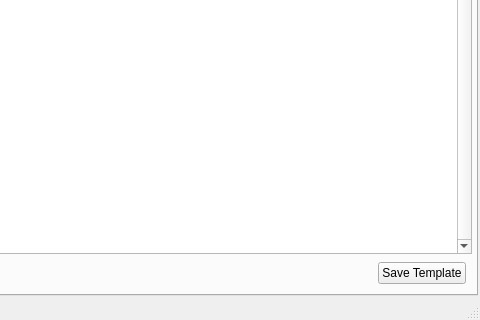
Before: the Qt Designer form mainwindow.ui in BlueQuartzSoftware/MetaForge, drawn with Qt 5; both pictures show x 899 to 1379 and y 366 to 686 of the 1379 by 686 pixel window.
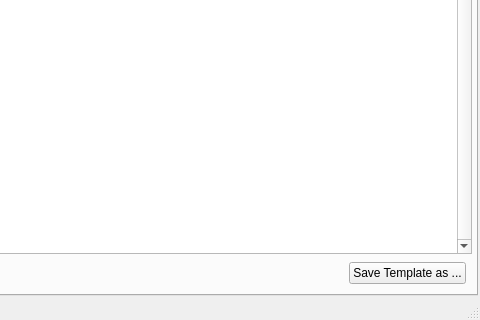
After: the same form once the commit is applied. The open tabs and pages were chosen to show the change.

Commit message: Created Custom input no longers blocks on the use template side Templates on the new template side can be restored by restored template from regular ez files Help now opens up bluequartz.net

What changed in the file:
```diff
--- a/mainwindow.ui
+++ b/mainwindow.ui
@@ -344,7 +344,7 @@
               <item>
                <widget class="QPushButton" name="saveTemplateButton">
                 <property name="text">
-                 <string>Save Template</string>
+                 <string>Save Template as ...</string>
                 </property>
                </widget>
               </item>
```
Left out of the diff: 8 changed lines with no effect on the pictures. The commit also changes 7 other files.
